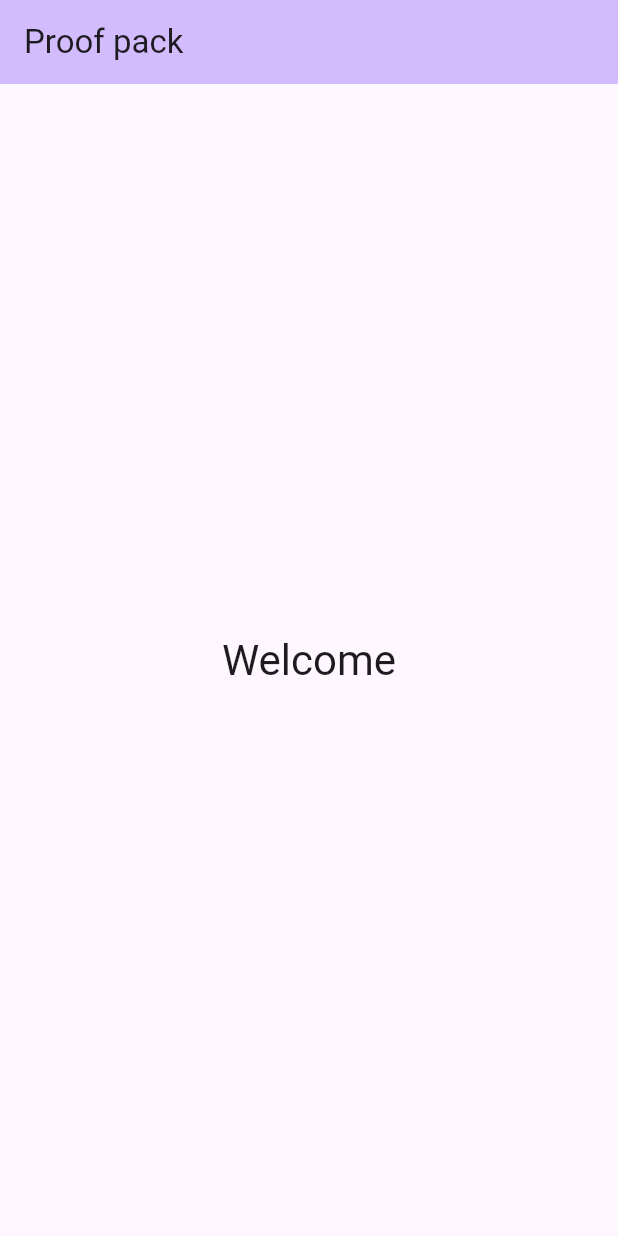
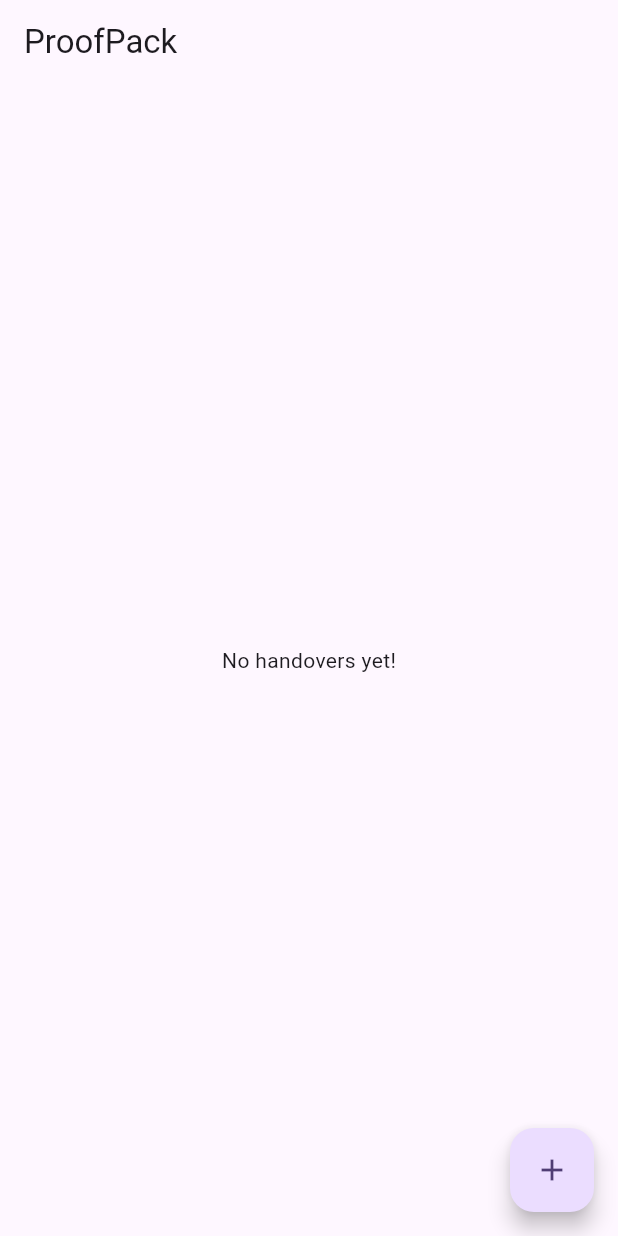
Before and after one commit to ThakurAjay95/proof_pack, a Flutter app: the screen it shows after launch, on a phone screen of 412 x 824 dp. Run offline on Flutter 3.47's test engine with Material 3 defaults, Android fonts, the phone set to English and light mode, and no system bars; our stand-ins replace equatable, flutter_bloc, hive, hive_flutter; accounts and stored records are empty.

Commit message:
feat: implement initial handover requirements with Hive

```diff
--- /dev/null
+++ b/devtools_options.yaml
@@ -0,0 +1,3 @@
+description: This file stores settings for Dart & Flutter DevTools.
+documentation: https://docs.flutter.dev/tools/devtools/extensions#configure-extension-enablement-states
+extensions:
--- a/lib/core/local/hive_service.dart
+++ b/lib/core/local/hive_service.dart
@@ -15,4 +15,10 @@
     Hive.registerAdapter(HandoverPhotoModelAdapter());
     await Hive.openBox<HandoverPhotoModel>('handover_photos');
   }
+
+  static Box<HandoverModel> get handoverBox =>
+      Hive.box<HandoverModel>('handovers');
+
+  static Box<HandoverPhotoModel> get handoverPhotoBox =>
+      Hive.box<HandoverPhotoModel>('handover_photos');
 }
--- a/lib/handover/data/adapter/handover_model_adapter.dart
+++ b/lib/handover/data/adapter/handover_model_adapter.dart
@@ -9,7 +9,7 @@
       id: reader.readString(),
       title: reader.readString(),
       notes: reader.readString(),
-      createdAt: DateTime.fromMicrosecondsSinceEpoch(reader.readInt()),
+      createdAt: DateTime.fromMillisecondsSinceEpoch(reader.readInt()),
       syncStatus: HandoverSyncStatus.values[reader.readInt()],
     );
   }
--- a/lib/handover/data/datasource/local_datasource/handover_local_data_source.dart
+++ b/lib/handover/data/datasource/local_datasource/handover_local_data_source.dart
@@ -8,6 +8,7 @@
 
   Future<void> save(HandoverModel handover) async {
     await box.put(handover.id, handover);
+    await box.flush();
   }
 
   Future<HandoverModel?> getById(String id) async {
--- /dev/null
+++ b/lib/handover/presentation/screens/home_screen.dart
@@ -0,0 +1,69 @@
+import 'package:flutter/material.dart';
+import 'package:flutter_bloc/flutter_bloc.dart';
+import 'package:proof_pack/handover/presentation/screens/create_handover_screen.dart';
+import 'package:proof_pack/handover/presentation/widgets/handover_list_item.dart';
+import 'package:proof_pack/presentation/bloc/handover_bloc.dart';
+import 'package:proof_pack/presentation/bloc/handover_state.dart';
+
+import '../../../core/local/hive_service.dart';
+import '../../data/datasource/local_datasource/handover_local_data_source.dart';
+import '../../data/repository/handover_repository_impl.dart';
+
+class HomeScreen extends StatefulWidget {
+  const HomeScreen({super.key});
+
+  @override
+  State<HomeScreen> createState() => _HomeScreenState();
+}
+
+class _HomeScreenState extends State<HomeScreen> {
+  late final handoverBox;
+  late final repository;
+
+  @override
+  void initState() {
+    super.initState();
+    handoverBox = HiveService.handoverBox;
+    repository = HandoverRepositoryImpl(HandoverLocalDataSource(handoverBox));
+  }
+
+  @override
+  Widget build(BuildContext context) {
+    return Scaffold(
+      appBar: AppBar(title: Text("ProofPack")),
+      body: BlocBuilder<HandoverBloc, HandoverState>(
+        builder: (context, state) {
+          if (state.handOverDataStatus == HandOverDataStatus.loading) {
+            return Center(child: CircularProgressIndicator());
+          } else if (state.handOverDataStatus == HandOverDataStatus.failed) {
+            return Center(
+              child: Text(state.errorMessage ?? 'Something went wrong'),
+            );
+          }
+          if (state.handOverDataStatus == HandOverDataStatus.success) {
+            return state.handoverList.isEmpty
+                ? Center(child: Text("No handovers yet!"))
+                : ListView.builder(
+                    itemCount: state.handoverList.length,
+                    itemBuilder: (context, index) {
+                      return HandoverListItem(state.handoverList[index]);
+                    },
+                  );
+          }
+          return SizedBox.shrink();
+        },
+      ),
+      floatingActionButton: FloatingActionButton(
+        onPressed: () async {
+          //Add events records
+          await Navigator.of(context).push(
+            MaterialPageRoute(
+              builder: (context) => CreateHandoverScreen(),
+            ),
+          );
+        },
+        child: Icon(Icons.add),
+      ),
+    );
+  }
+}
--- a/lib/main.dart
+++ b/lib/main.dart
@@ -1,6 +1,16 @@
 import 'package:flutter/material.dart';
+import 'package:flutter_bloc/flutter_bloc.dart';
+import 'package:proof_pack/presentation/bloc/handover_bloc.dart';
+import 'package:proof_pack/presentation/bloc/handover_event.dart';
 
 import 'core/local/hive_service.dart';
+import 'handover/data/datasource/local_datasource/handover_local_data_source.dart';
+import 'handover/data/repository/handover_repository_impl.dart';
+import 'handover/domain/usecase/create_handover.dart';
+import 'handover/domain/usecase/delete_handover.dart';
+import 'handover/domain/usecase/get_all_handovers.dart';
+import 'handover/domain/usecase/update_handover.dart';
+import 'handover/presentation/screens/home_screen.dart';
 
 Future<void> main() async {
   WidgetsFlutterBinding.ensureInitialized();
@@ -10,43 +20,38 @@
   runApp(const MyApp());
 }
 
-class MyApp extends StatelessWidget {
+class MyApp extends StatefulWidget {
   const MyApp({super.key});
 
   @override
-  Widget build(BuildContext context) {
-    return MaterialApp(
-      title: 'Proof Pack',
-      theme: ThemeData(colorScheme: .fromSeed(seedColor: Colors.deepPurple)),
-      home: const MyHomePage(title: 'Proof pack'),
-    );
-  }
+  State<MyApp> createState() => _MyAppState();
 }
 
-class MyHomePage extends StatefulWidget {
-  const MyHomePage({super.key, required this.title});
-
-  final String title;
+class _MyAppState extends State<MyApp> {
+  late final handoverBox;
+  late final repository;
 
   @override
-  State<MyHomePage> createState() => _MyHomePageState();
-}
+  void initState() {
+    // TODO: implement initState
+    super.initState();
+    handoverBox = HiveService.handoverBox;
+    repository = HandoverRepositoryImpl(HandoverLocalDataSource(handoverBox));
+  }
 
-class _MyHomePageState extends State<MyHomePage> {
   @override
   Widget build(BuildContext context) {
-    return Scaffold(
-      appBar: AppBar(
-        backgroundColor: Theme.of(context).colorScheme.inversePrimary,
-        title: Text(widget.title),
-      ),
-      body: Center(
-        child: Column(
-          mainAxisAlignment: .center,
-          children: [
-            Text('Welcome', style: Theme.of(context).textTheme.headlineMedium),
-          ],
-        ),
+    return BlocProvider<HandoverBloc>(
+      create: (context) => HandoverBloc(
+        createHandoverUseCase: CreateHandover(repository),
+        getAllHandoversUseCase: GetAllHandovers(repository),
+        deleteHandoverUseCase: DeleteHandover(repository),
+        updateHandoverUseCase: UpdateHandover(repository),
+      )..add(GetAllHandoverEvent()),
+      child: MaterialApp(
+        title: 'Proof Pack',
+        theme: ThemeData(colorScheme: .fromSeed(seedColor: Colors.deepPurple)),
+        home: const HomeScreen(),
       ),
     );
   }
--- a/lib/presentation/bloc/handover_bloc.dart
+++ b/lib/presentation/bloc/handover_bloc.dart
@@ -42,11 +42,13 @@
       );
 
       await createHandoverUseCase(event.handoverEntity);
+      List<HandoverEntity> handoversList = await getAllHandoversUseCase();
 
       emit(
         state.copyWith(
           handOverDataStatus: HandOverDataStatus.success,
           errorMessage: '',
+          handoverList: handoversList,
         ),
       );
     } catch (e) {
--- a/pubspec.yaml
+++ b/pubspec.yaml
@@ -43,6 +43,7 @@
   intl: ^0.20.3
   hive_flutter: ^1.1.0
   equatable: ^3.0.0
+  uuid: ^4.6.0
 
 dev_dependencies:
   flutter_test:
```
Also changed, not shown: lib/handover/presentation/screens/create_handover_screen.dart (added, +104 -0 lines), lib/handover/presentation/widgets/handover_list_item.dart (added, +22 -0 lines), pubspec.lock, 3 other files.
